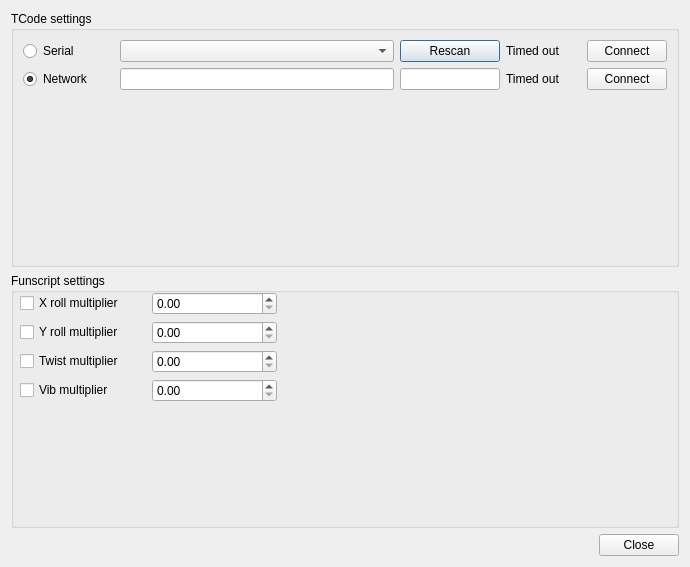
Old version of the form src/settings.ui in the repository jcfain/XTPlayer.
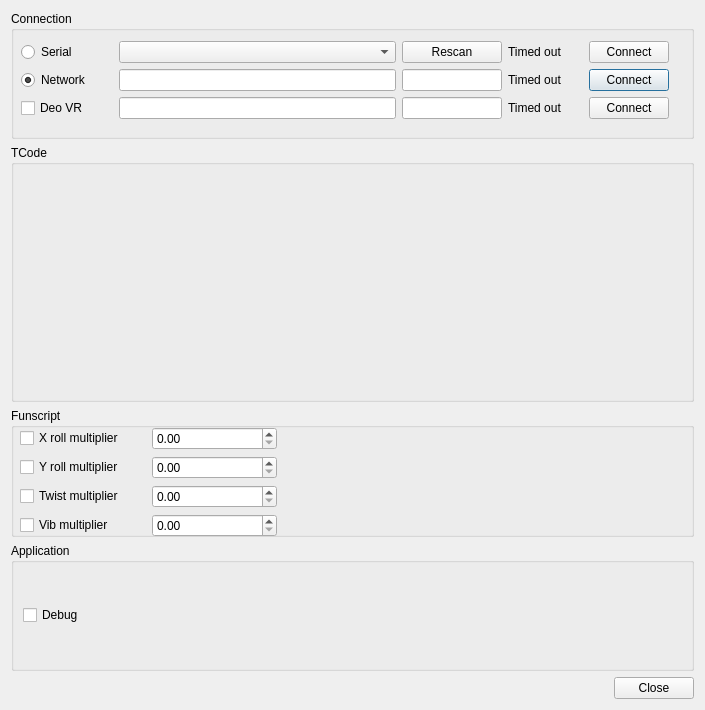
New version of the form. Icons and pictures are not drawn.

Commit message: Fixed an issue with romeo serial connection. Adding Deo connection and sync(Not working yet, disabled) Release v0.12b

What changed in the file:
```diff
--- a/src/settings.ui
+++ b/src/settings.ui
@@ -6,8 +6,8 @@
    <rect>
     <x>0</x>
     <y>0</y>
-    <width>690</width>
-    <height>567</height>
+    <width>705</width>
+    <height>710</height>
    </rect>
   </property>
   <property name="windowTitle">
@@ -17,50 +17,38 @@
    <iconset resource="icons.qrc">
     <normaloff>:/images/icons/XTP-icon.png</normaloff>:/images/icons/XTP-icon.png</iconset>
   </property>
-  <layout class="QGridLayout" name="gridLayout_2">
+  <layout class="QGridLayout" name="gridLayout_2" rowstretch="0,0,0,0,0,0">
    <property name="sizeConstraint">
     <enum>QLayout::SetNoConstraint</enum>
    </property>
    <item row="0" column="0">
-    <widget class="QGroupBox" name="TCodeQuickSettingsGroup">
-     <property name="minimumSize">
-      <size>
-       <width>0</width>
-       <height>0</height>
-      </size>
-     </property>
+    <widget class="QGroupBox" name="connectionSettingsGroup">
      <property name="title">
-      <string>TCode settings</string>
+      <string>Connection</string>
      </property>
-     <layout class="QGridLayout" name="gridLayout_3">
-      <item row="1" column="0" rowspan="2">
-       <layout class="QGridLayout" name="RangeSettingsGrid">
-        <property name="horizontalSpacing">
-         <number>2</number>
-        </property>
-        <property name="verticalSpacing">
-         <number>0</number>
-        </property>
-       </layout>
-      </item>
-      <item row="0" column="0">
-       <layout class="QGridLayout" name="OutputSettings" rowstretch="0,0" columnstretch="0,0,0,0,0,0,0,0,0,0,0">
-        <item row="0" column="9">
-         <widget class="QLabel" name="serialStatuslbl">
-          <property name="minimumSize">
+     <widget class="QWidget" name="layoutWidget">
+      <property name="geometry">
+       <rect>
+        <x>10</x>
+        <y>30</y>
+        <width>648</width>
+        <height>81</height>
+       </rect>
+      </property>
+      <layout class="QGridLayout" name="ConnectionSettings" rowstretch="0,0,0" columnstretch="0,0,0,0,0,0,0,0,0,0,0">
+       <item row="1" column="8">
+        <widget class="QLineEdit" name="networkPortTxt">
+         <property name="maximumSize">
            <size>
-            <width>50</width>
-            <height>0</height>
-           </size>
-          </property>
-          <property name="text">
-           <string>Timed out</string>
+           <width>100</width>
+           <height>100</height>
+          </size>
+         </property>
+         <property name="maxLength">
+          <number>5</number>
           </property>
          </widget>
         </item>
-        <item row="1" column="2" colspan="6">
-         <widget class="QLineEdit" name="networkAddressTxt"/>
-        </item>
         <item row="1" column="0" colspan="2">
          <widget class="QRadioButton" name="networkOutputRdo">
           <property name="text">
@@ -71,13 +59,6 @@
           </property>
          </widget>
         </item>
-        <item row="0" column="0" colspan="2">
-         <widget class="QRadioButton" name="serialOutputRdo">
-          <property name="text">
-           <string>Serial</string>
-          </property>
-         </widget>
-        </item>
         <item row="0" column="2" colspan="6">
          <widget class="QComboBox" name="SerialOutputCmb"/>
         </item>
@@ -94,6 +75,43 @@
           </property>
          </widget>
         </item>
+       <item row="1" column="10">
+        <widget class="QPushButton" name="networkConnectButton">
+         <property name="text">
+          <string>Connect</string>
+         </property>
+        </widget>
+       </item>
+       <item row="0" column="0" colspan="2">
+        <widget class="QRadioButton" name="serialOutputRdo">
+         <property name="text">
+          <string>Serial</string>
+         </property>
+        </widget>
+       </item>
+       <item row="0" column="10">
+        <widget class="QPushButton" name="serialConnectButton">
+         <property name="text">
+          <string>Connect</string>
+         </property>
+        </widget>
+       </item>
+       <item row="0" column="9">
+        <widget class="QLabel" name="serialStatuslbl">
+         <property name="minimumSize">
+          <size>
+           <width>50</width>
+           <height>0</height>
+          </size>
+         </property>
+         <property name="text">
+          <string>Timed out</string>
+         </property>
+        </widget>
+       </item>
+       <item row="1" column="2" colspan="6">
+        <widget class="QLineEdit" name="networkAddressTxt"/>
+       </item>
         <item row="0" column="8">
          <widget class="QPushButton" name="serialRefreshBtn">
           <property name="minimumSize">
@@ -123,8 +141,21 @@
           </property>
          </widget>
         </item>
-        <item row="1" column="8">
-         <widget class="QLineEdit" name="networkPortTxt">
+       <item row="2" column="0" colspan="2">
+        <widget class="QCheckBox" name="deoCheckbox">
+         <property name="enabled">
+          <bool>true</bool>
+         </property>
+         <property name="text">
+          <string>Deo VR</string>
+         </property>
+        </widget>
+       </item>
+       <item row="2" column="2" colspan="6">
+        <widget class="QLineEdit" name="deoAddressTxt"/>
+       </item>
+       <item row="2" column="8">
+        <widget class="QLineEdit" name="deoPortTxt">
           <property name="maximumSize">
            <size>
             <width>100</width>
@@ -136,29 +167,34 @@
           </property>
          </widget>
         </item>
-        <item row="0" column="10">
-         <widget class="QPushButton" name="serialConnectButton">
+       <item row="2" column="10">
+        <widget class="QPushButton" name="deoConnectButton">
           <property name="text">
            <string>Connect</string>
           </property>
          </widget>
         </item>
-        <item row="1" column="10">
-         <widget class="QPushButton" name="networkConnectButton">
+       <item row="2" column="9">
+        <widget class="QLabel" name="deoStatuslbl">
+         <property name="minimumSize">
+          <size>
+           <width>75</width>
+           <height>0</height>
+          </size>
+         </property>
           <property name="text">
-           <string>Connect</string>
+          <string>Timed out</string>
           </property>
          </widget>
         </item>
        </layout>
-      </item>
-     </layout>
-    </widget>
+     </widget>
+    </widget>
    </item>
-   <item row="1" column="0">
+   <item row="3" column="0">
     <widget class="QGroupBox" name="FunscriptsSettingsGroup">
      <property name="title">
-      <string>Funscript settings</string>
+      <string>Funscript</string>
      </property>
      <widget class="QWidget" name="gridLayoutWidget">
       <property name="geometry">
@@ -230,7 +266,7 @@
      </widget>
     </widget>
    </item>
-   <item row="2" column="0">
+   <item row="5" column="0">
     <widget class="QDialogButtonBox" name="buttonBox">
      <property name="orientation">
       <enum>Qt::Horizontal</enum>
@@ -240,6 +276,47 @@
      </property>
     </widget>
    </item>
+   <item row="1" column="0" rowspan="2">
+    <widget class="QGroupBox" name="TCodeQuickSettingsGroup">
+     <property name="minimumSize">
+      <size>
+       <width>0</width>
+       <height>0</height>
+      </size>
+     </property>
+     <property name="title">
+      <string>TCode</string>
+     </property>
+     <layout class="QGridLayout" name="gridLayout_3">
+      <item row="0" column="0" rowspan="2">
+       <layout class="QGridLayout" name="RangeSettingsGrid">
+        <property name="horizontalSpacing">
+         <number>2</number>
+        </property>
+        <property name="verticalSpacing">
+         <number>0</number>
+        </property>
+       </layout>
+      </item>
+     </layout>
+    </widget>
+   </item>
+   <item row="4" column="0">
+    <widget class="QGroupBox" name="groupBox">
+     <property name="title">
+      <string>Application</string>
+     </property>
+     <layout class="QGridLayout" name="gridLayout">
+      <item row="0" column="0">
+       <widget class="QCheckBox" name="checkBox">
+        <property name="text">
+         <string>Debug</string>
+        </property>
+       </widget>
+      </item>
+     </layout>
+    </widget>
+   </item>
   </layout>
  </widget>
  <resources>
```
Lines whose indentation alone changed are shown as unchanged. The commit also changes 18 other files.
